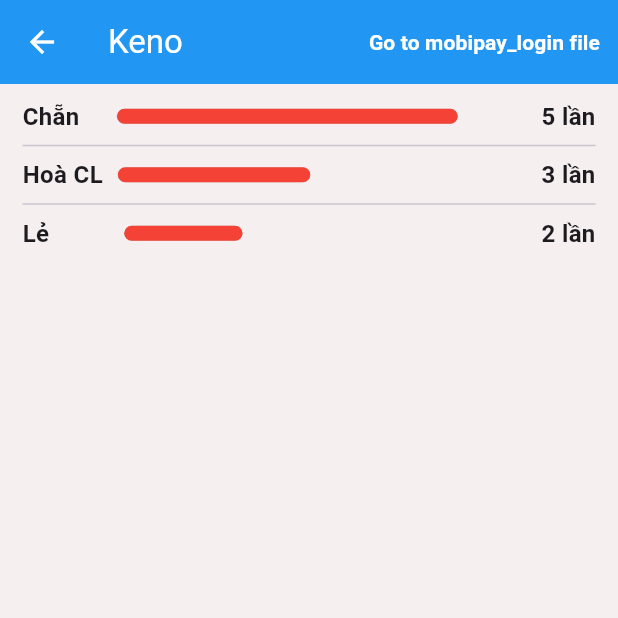
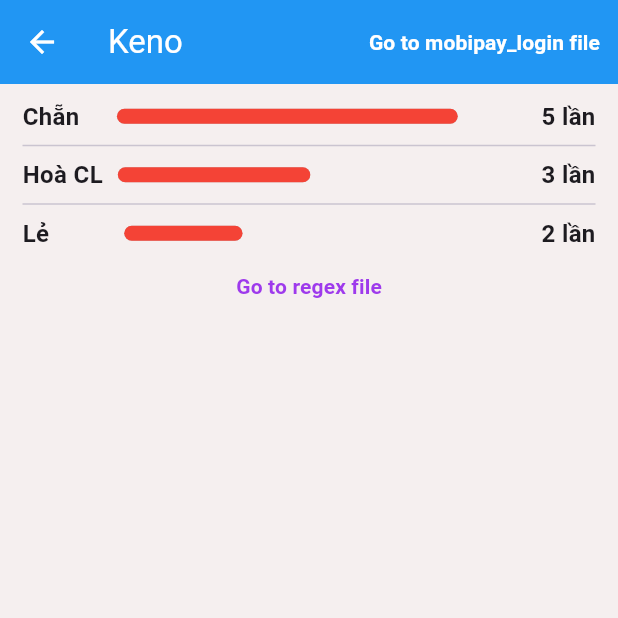
Before and after one commit to nguyenvanhaiduy/Must-have-widgets, a Flutter app: the KenoInterface screen opened directly, on a phone screen of 412 x 824 dp, the top half of it. Run offline on Flutter 3.47's test engine with Material 3 defaults, Android fonts, the phone set to English and light mode, and no system bars; drawn by our look-alikes of percent_indicator; our stand-ins replace get, google_fonts, toastification.

Commit message:
add bt regex

```diff
--- a/lib/keno_interface.dart
+++ b/lib/keno_interface.dart
@@ -1,6 +1,8 @@
 import 'package:flutter/material.dart';
 import 'package:must_have_widgets/mobipay_login.dart';
+import 'package:must_have_widgets/models/colors.dart';
 import 'package:must_have_widgets/models/keno.dart';
+import 'package:must_have_widgets/regex.dart';
 import 'package:must_have_widgets/widgets/widget_text_button.dart';
 import 'package:percent_indicator/linear_percent_indicator.dart';
 
@@ -111,6 +113,24 @@ class KenoInterface extends StatelessWidget {
                   ),
                 ],
               ),
+              TextButton(
+                onPressed: () {
+                  Navigator.push(
+                    context,
+                    MaterialPageRoute(
+                      builder: (context) => const Regex(),
+                    ),
+                  );
+                  // Get.to(element);
+                },
+                child: const Text(
+                  'Go to regex file',
+                  style: TextStyle(
+                    color: color,
+                    fontWeight: FontWeight.bold,
+                  ),
+                ),
+              )
             ],
           ),
         ),
--- a/lib/mobipay_login.dart
+++ b/lib/mobipay_login.dart
@@ -134,7 +134,7 @@ class MobiPay extends StatelessWidget {
                                     ),
                                     alignment: Alignment.topCenter,
                                     autoCloseDuration:
-                                        const Duration(seconds: 4),
+                                        const Duration(seconds: 3),
                                     closeButtonShowType:
                                         CloseButtonShowType.none,
                                     dragToClose: true,
@@ -153,7 +153,7 @@ class MobiPay extends StatelessWidget {
                                     ),
                                     alignment: Alignment.topCenter,
                                     autoCloseDuration:
-                                        const Duration(seconds: 4),
+                                        const Duration(seconds: 3),
                                     closeButtonShowType:
                                         CloseButtonShowType.none,
                                     dragToClose: true,
```
Also changed, not shown: lib/regex.dart (added, +68 -0 lines).
